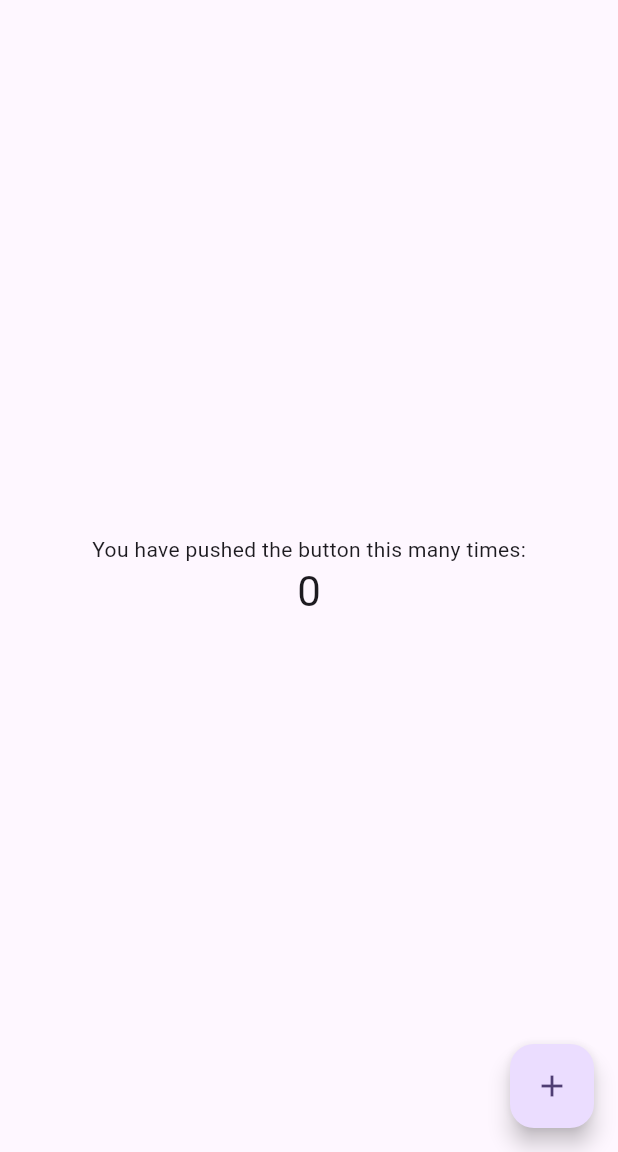
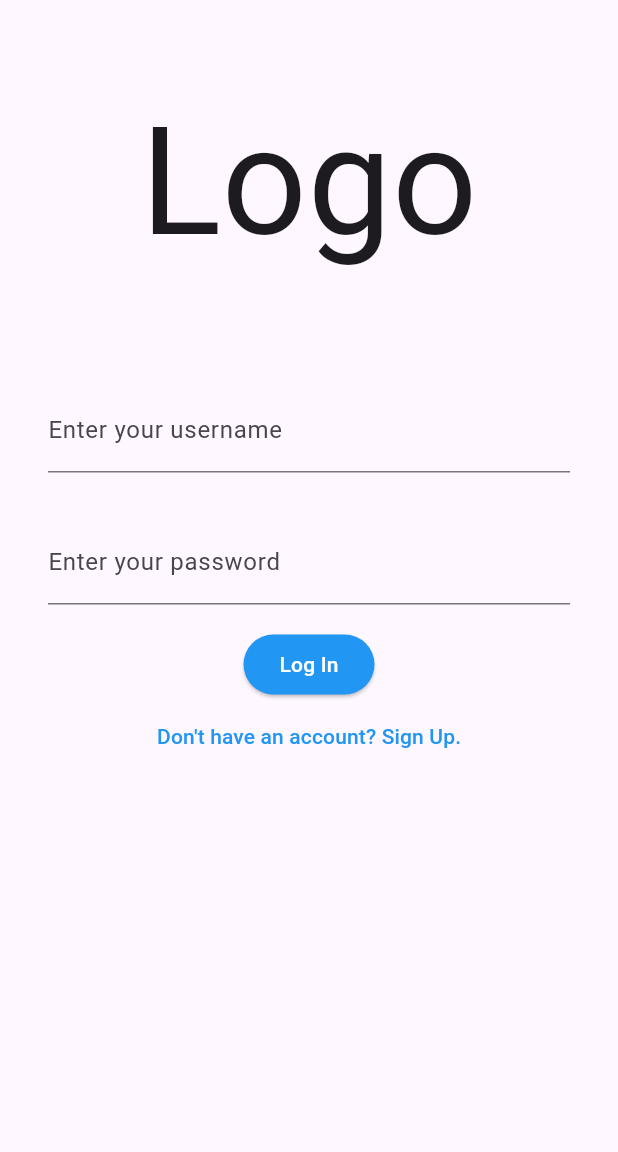
Before and after one commit to GianEzekiel/student_toolkit_flutter, a Flutter app: the screen it shows after launch, on a phone screen of 412 x 824 dp, the part 84-1236 px from its top. Run offline on Flutter 3.47's test engine with Material 3 defaults, Android fonts, the phone set to English and light mode, and no system bars.

Commit message:
add user interface to main.dart

```diff
--- a/lib/main.dart
+++ b/lib/main.dart
@@ -1,4 +1,5 @@
 import 'package:flutter/material.dart';
+import 'package:flutter/widgets.dart';
 
 void main() {
   runApp(const MyApp());
@@ -28,7 +29,6 @@ class MyApp extends StatelessWidget {
         //
         // This works for code too, not just values: Most code changes can be
         // tested with just a hot reload.
-        colorScheme: ColorScheme.fromSeed(seedColor: Colors.deepPurple),
         useMaterial3: true,
       ),
       home: const MyHomePage(title: 'Flutter Demo Home Page'),
@@ -55,19 +55,6 @@ class MyHomePage extends StatefulWidget {
 }
 
 class _MyHomePageState extends State<MyHomePage> {
-  int _counter = 0;
-
-  void _incrementCounter() {
-    setState(() {
-      // This call to setState tells the Flutter framework that something has
-      // changed in this State, which causes it to rerun the build method below
-      // so that the display can reflect the updated values. If we changed
-      // _counter without calling setState(), then the build method would not be
-      // called again, and so nothing would appear to happen.
-      _counter++;
-    });
-  }
-
   @override
   Widget build(BuildContext context) {
     // This method is rerun every time setState is called, for instance as done
@@ -87,39 +74,56 @@ class _MyHomePageState extends State<MyHomePage> {
         title: Text(widget.title),
       ),
       body: Center(
-        // Center is a layout widget. It takes a single child and positions it
-        // in the middle of the parent.
         child: Column(
-          // Column is also a layout widget. It takes a list of children and
-          // arranges them vertically. By default, it sizes itself to fit its
-          // children horizontally, and tries to be as tall as its parent.
-          //
-          // Column has various properties to control how it sizes itself and
-          // how it positions its children. Here we use mainAxisAlignment to
-          // center the children vertically; the main axis here is the vertical
-          // axis because Columns are vertical (the cross axis would be
-          // horizontal).
-          //
-          // TRY THIS: Invoke "debug painting" (choose the "Toggle Debug Paint"
-          // action in the IDE, or press "p" in the console), to see the
-          // wireframe for each widget.
-          mainAxisAlignment: MainAxisAlignment.center,
           children: <Widget>[
-            const Text(
-              'You have pushed the button this many times:',
+            const Padding(
+              padding: EdgeInsets.symmetric(horizontal: 32, vertical: 50),
+              child: Text(
+                'Logo',
+                style: TextStyle(
+                  fontSize: 100,
+                ),
+              ),
             ),
-            Text(
-              '$_counter',
-              style: Theme.of(context).textTheme.headlineMedium,
+            Padding(
+              padding: const EdgeInsets.symmetric(horizontal: 32, vertical: 16),
+              child: TextFormField(
+                decoration: const InputDecoration(
+                  border: UnderlineInputBorder(),
+                  labelText: 'Enter your username',
+                ),
+              ),
             ),
+            Padding(
+                padding:
+                    const EdgeInsets.symmetric(horizontal: 32, vertical: 16),
+                child: TextFormField(
+                  decoration: const InputDecoration(
+                    border: UnderlineInputBorder(),
+                    labelText: 'Enter your password',
+                  ),
+                )),
+            ElevatedButton(
+              style: TextButton.styleFrom(
+                backgroundColor: Colors.blue,
+              ),
+              onPressed: () {},
+              child: const Text(
+                'Log In',
+                style: TextStyle(
+                  color: Colors.white,
+                ),
+              ),
+            ),
+            TextButton(
+                onPressed: () {},
+                child: const Text('Don\'t have an account? Sign Up.',
+                    style: TextStyle(
+                      color: Colors.blue,
+                    ))),
           ],
         ),
       ),
-      floatingActionButton: FloatingActionButton(
-        onPressed: _incrementCounter,
-        tooltip: 'Increment',
-        child: const Icon(Icons.add),
-      ), // This trailing comma makes auto-formatting nicer for build methods.
     );
   }
 }
```
Also changed, not shown: 1 other file.
